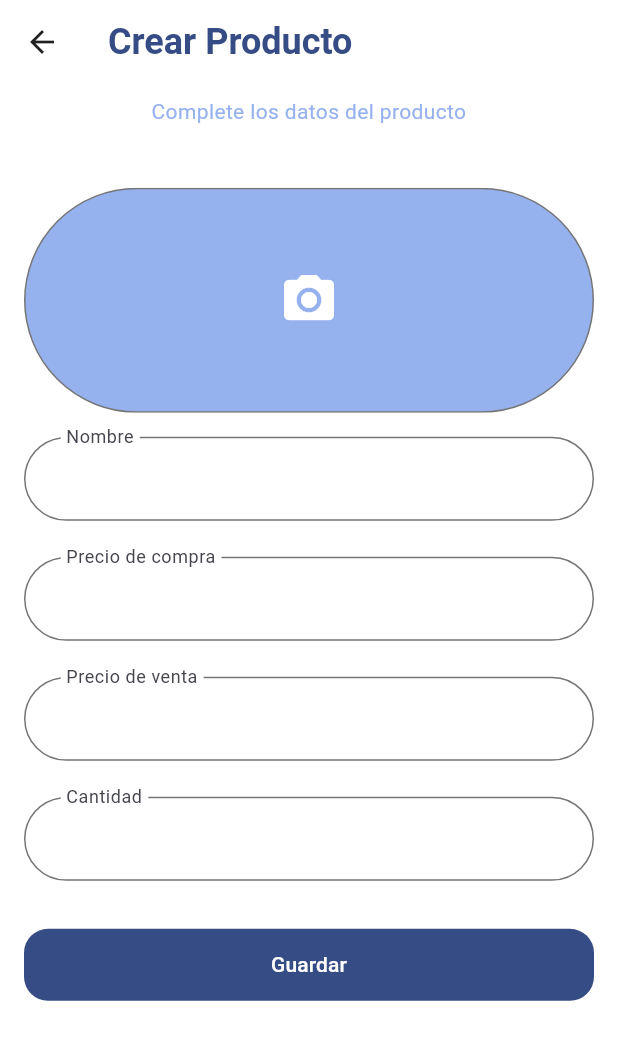
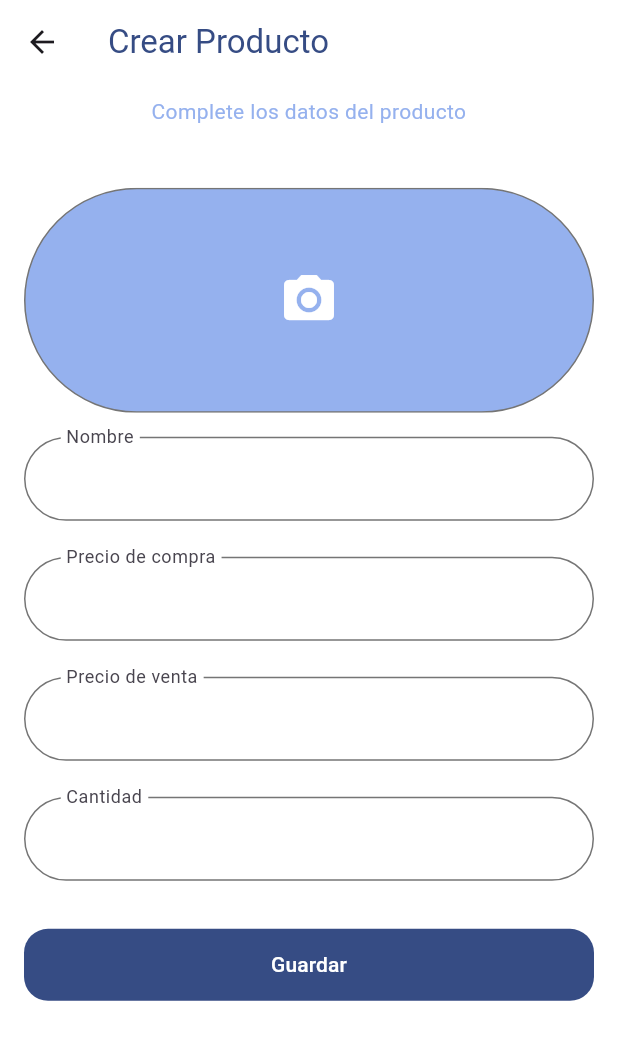
Before and after one commit to AldroX/miAlmacenApp, a Flutter app: the screen it shows after launch, item 2 of the bottom bar chosen, after a tap on the "add" icon, on a phone screen of 412 x 824 dp. Shown: the top 1040 px of the screen. Run offline on Flutter 3.47's test engine with Material 3 defaults, Android fonts, the phone set to English and light mode, and no system bars; our stand-ins replace firebase_core, flutter_svg, hive, hive_flutter, image_picker, pie_chart; accounts and stored records are empty.

Commit message:
fix:Eliminado configuracion para temeas por defecto

```diff
--- a/lib/main.dart
+++ b/lib/main.dart
@@ -67,29 +67,6 @@ class MyAlmacenApp extends StatelessWidget {
     return MaterialApp(
       title: 'MiAlmacén',
       debugShowCheckedModeBanner: false,
-      theme: ThemeData(
-        useMaterial3: true,
-        colorScheme: ColorScheme.fromSeed(seedColor: kActiveColor),
-        scaffoldBackgroundColor: AppColors.azulMarino,
-        appBarTheme: const AppBarTheme(
-          backgroundColor: Colors.transparent,
-          elevation: 0,
-          iconTheme: IconThemeData(color: Colors.black87),
-          titleTextStyle: TextStyle(
-            fontSize: 24,
-            fontWeight: FontWeight.bold,
-            color: Colors.black87,
-          ),
-        ),
-        cardTheme: CardTheme(
-          color: const Color(0xffdce2f4),
-          elevation: 4,
-          shape: RoundedRectangleBorder(
-            borderRadius: BorderRadius.circular(24),
-          ),
-          margin: const EdgeInsets.symmetric(vertical: 8, horizontal: 16),
-        ),
-      ),
       home: const RootPage(),
     );
   }
@@ -126,7 +103,7 @@ class _RootPageState extends State<RootPage> {
   Widget build(BuildContext context) {
     return Scaffold(
       appBar: AppBar(
-          backgroundColor: Colors.transparent,
+          backgroundColor: AppColors.azulMarinoOscuro,
           elevation: 0,
           centerTitle: true,
           title: const Text(
```
